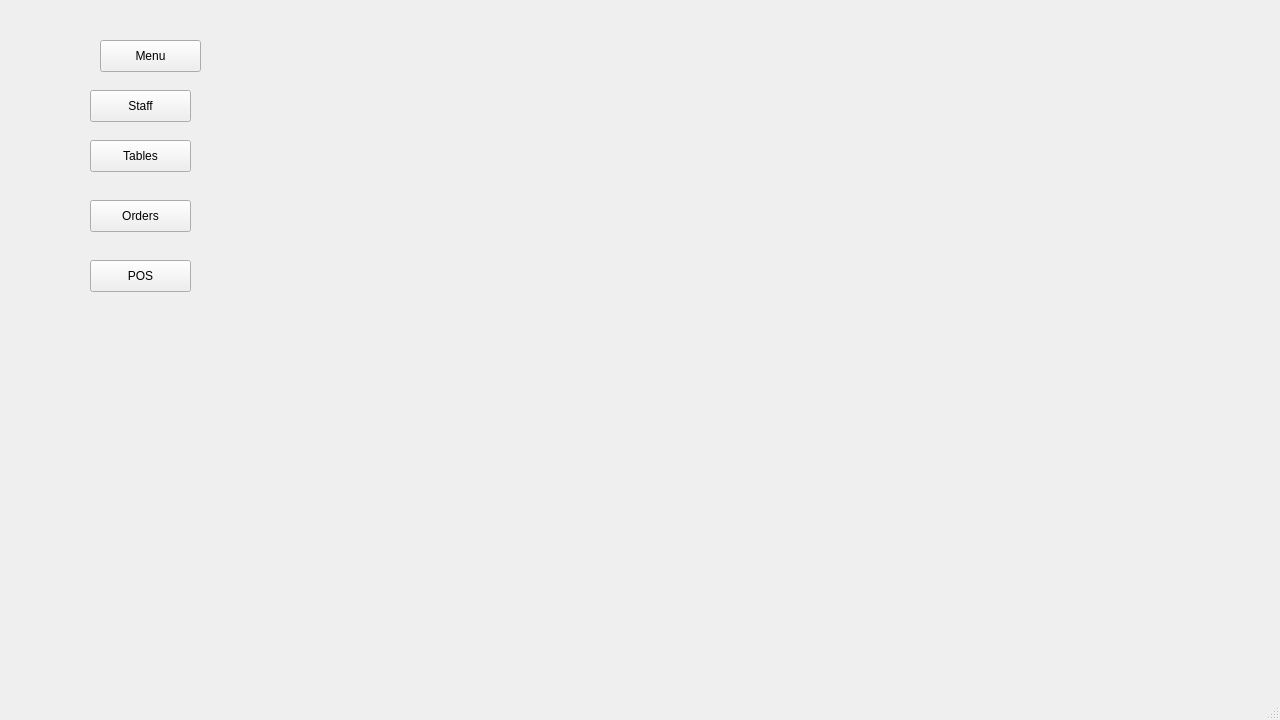
Old version of the form RMS_qt/mainwindow.ui in the repository dev-pratik02/RMS.
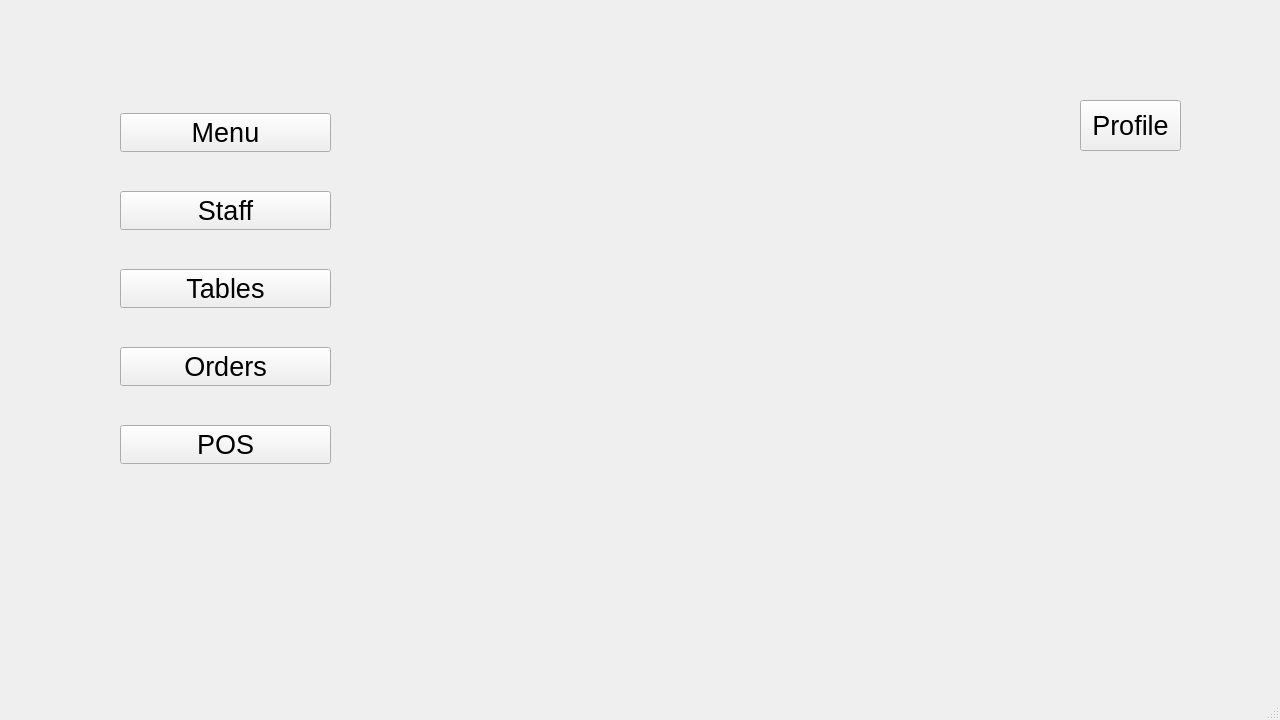
New version of the form.

Diff of the .ui file:
```diff
--- a/RMS_qt/mainwindow.ui
+++ b/RMS_qt/mainwindow.ui
@@ -14,94 +14,109 @@
    <string>MainWindow</string>
   </property>
   <widget class="QWidget" name="centralwidget">
-   <widget class="QPushButton" name="btn_orders">
+   <widget class="QLabel" name="profile">
     <property name="geometry">
      <rect>
-      <x>90</x>
-      <y>200</y>
-      <width>101</width>
-      <height>32</height>
+      <x>1110</x>
+      <y>20</y>
+      <width>81</width>
+      <height>61</height>
      </rect>
     </property>
     <property name="text">
-     <string>Orders</string>
+     <string/>
     </property>
    </widget>
-   <widget class="QPushButton" name="btn_pos">
+   <widget class="QPushButton" name="btn_profile">
     <property name="geometry">
      <rect>
-      <x>90</x>
-      <y>260</y>
+      <x>1080</x>
+      <y>100</y>
       <width>101</width>
-      <height>32</height>
+      <height>51</height>
      </rect>
     </property>
+    <property name="font">
+     <font>
+      <pointsize>20</pointsize>
+     </font>
+    </property>
     <property name="text">
-     <string>POS</string>
+     <string>Profile</string>
     </property>
    </widget>
+   <widget class="QWidget" name="">
+    <property name="geometry">
+     <rect>
+      <x>120</x>
+      <y>80</y>
+      <width>211</width>
+      <height>421</height>
+     </rect>
+    </property>
+    <layout class="QVBoxLayout" name="verticalLayout">
+     <item>
    <widget class="QPushButton" name="btn_menu">
-    <property name="geometry">
-     <rect>
-      <x>100</x>
-      <y>40</y>
-      <width>101</width>
-      <height>32</height>
-     </rect>
+       <property name="font">
+        <font>
+         <pointsize>20</pointsize>
+        </font>
     </property>
     <property name="text">
      <string>Menu</string>
     </property>
    </widget>
+     </item>
+     <item>
    <widget class="QPushButton" name="btn_staff">
-    <property name="geometry">
-     <rect>
-      <x>90</x>
-      <y>90</y>
-      <width>101</width>
-      <height>32</height>
-     </rect>
+       <property name="font">
+        <font>
+         <pointsize>20</pointsize>
+        </font>
     </property>
     <property name="text">
      <string>Staff</string>
     </property>
    </widget>
+     </item>
+     <item>
    <widget class="QPushButton" name="btn_tables">
-    <property name="geometry">
-     <rect>
-      <x>90</x>
-      <y>140</y>
-      <width>101</width>
-      <height>32</height>
-     </rect>
+       <property name="font">
+        <font>
+         <pointsize>20</pointsize>
+        </font>
     </property>
     <property name="text">
      <string>Tables</string>
     </property>
    </widget>
-   <widget class="QLabel" name="profile">
-    <property name="geometry">
-     <rect>
-      <x>1100</x>
-      <y>30</y>
-      <width>111</width>
-      <height>111</height>
-     </rect>
+     </item>
+     <item>
+      <widget class="QPushButton" name="btn_orders">
+       <property name="font">
+        <font>
+         <pointsize>20</pointsize>
+        </font>
     </property>
     <property name="text">
-     <string/>
-    </property>
-   </widget>
-  </widget>
-  <widget class="QMenuBar" name="menubar">
-   <property name="geometry">
-    <rect>
-     <x>0</x>
-     <y>0</y>
-     <width>1280</width>
-     <height>24</height>
-    </rect>
-   </property>
+        <string>Orders</string>
+       </property>
+      </widget>
+     </item>
+     <item>
+      <widget class="QPushButton" name="btn_pos">
+       <property name="font">
+        <font>
+         <pointsize>20</pointsize>
+        </font>
+       </property>
+       <property name="text">
+        <string>POS</string>
+       </property>
+      </widget>
+     </item>
+    </layout>
+   </widget>
   </widget>
   <widget class="QStatusBar" name="statusbar"/>
  </widget>
```
Lines whose indentation alone changed are shown as unchanged.
